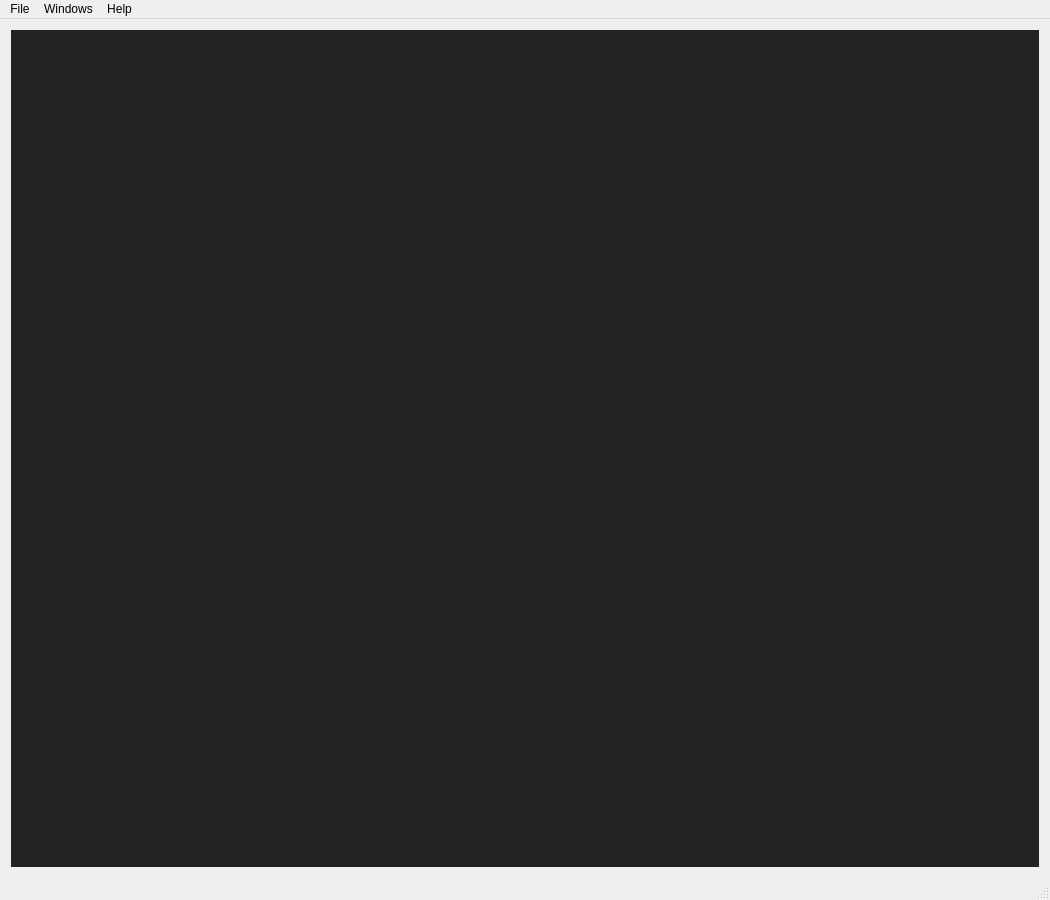
First picture: the form in MainWindow.ui, repository sharjith/ModelViewer-Qt, before the edit.
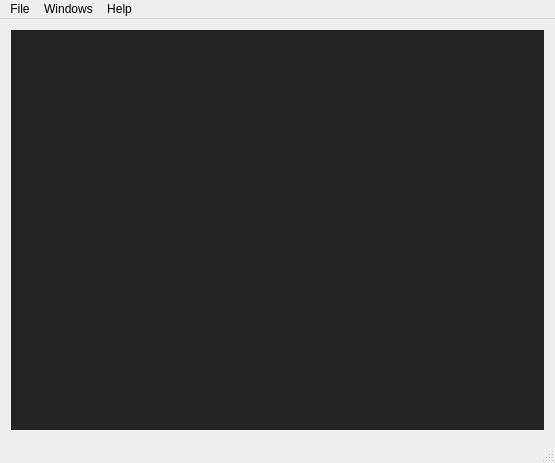
Second picture: the form after the edit. Icons and pictures are not drawn.

What changed in the file:
```diff
--- a/MainWindow.ui
+++ b/MainWindow.ui
@@ -2,14 +2,6 @@
 <ui version="4.0">
  <class>MainWindow</class>
  <widget class="QMainWindow" name="MainWindow">
-  <property name="geometry">
-   <rect>
-    <x>0</x>
-    <y>0</y>
-    <width>1050</width>
-    <height>900</height>
-   </rect>
-  </property>
   <property name="windowTitle">
    <string>3D Model Viewer</string>
   </property>
@@ -57,8 +49,8 @@
     <rect>
      <x>0</x>
      <y>0</y>
-     <width>1050</width>
-     <height>23</height>
+     <width>658</width>
+     <height>22</height>
     </rect>
    </property>
    <widget class="QMenu" name="menuFile">
```
